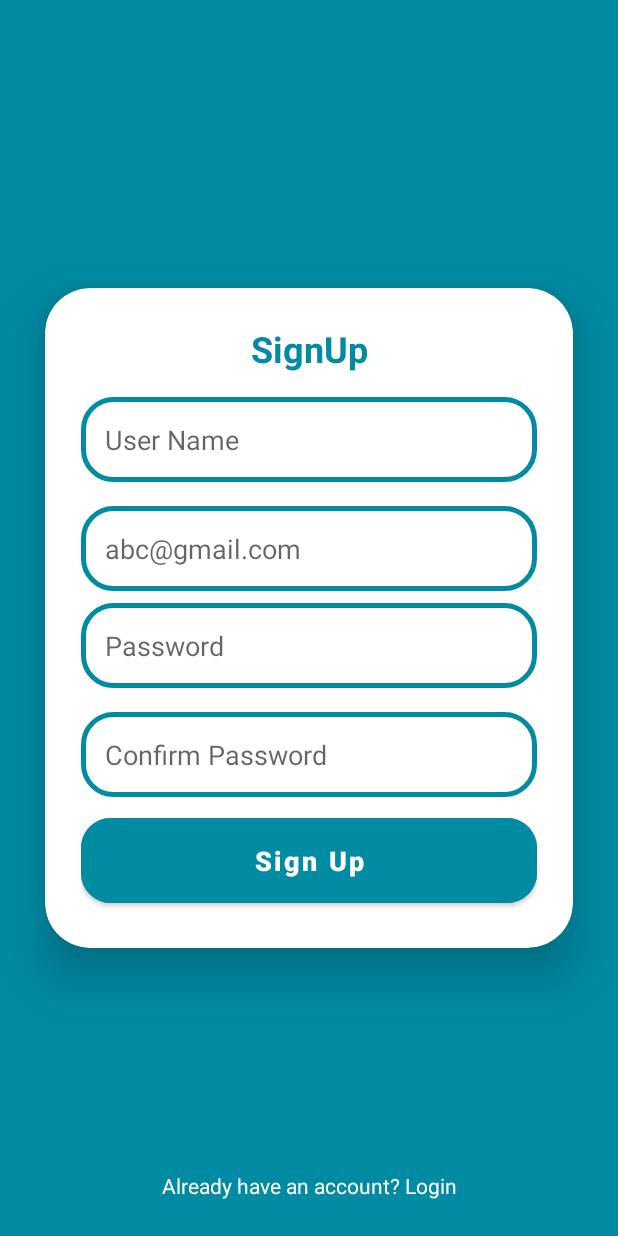
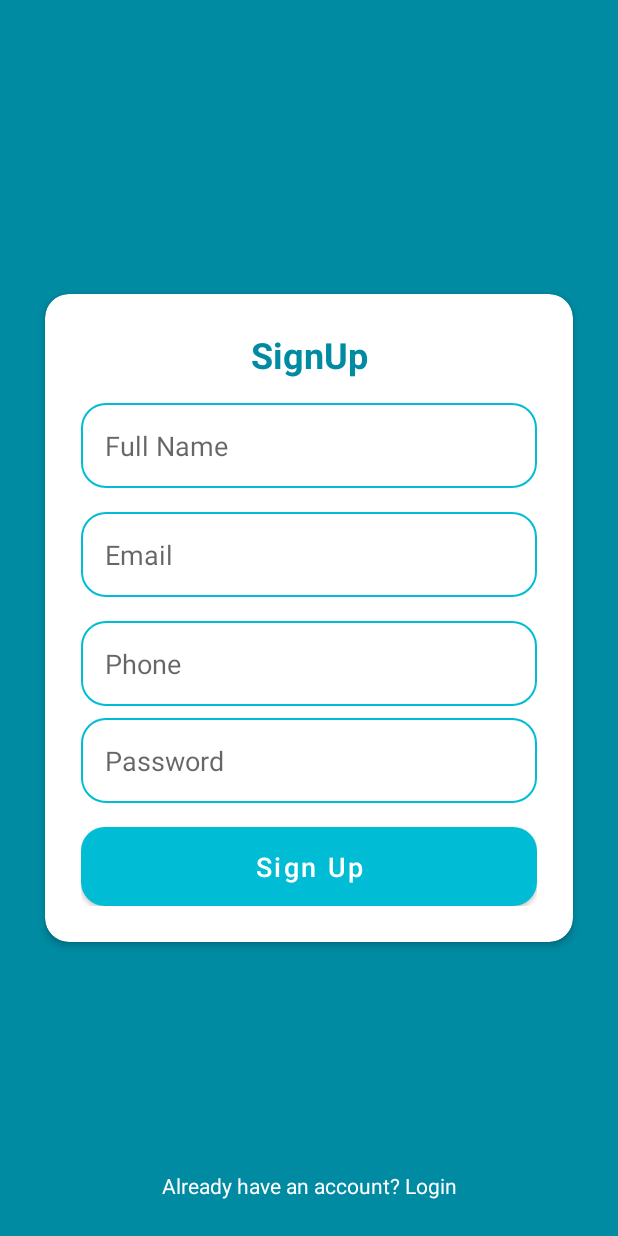
Before and after one commit to ProHussain/VaxCare, an Android app: the SignUpActivity screen opened directly, with no data from a screen before it, on a phone screen of 412 x 824 dp. Run offline under Robolectric (Android 15) with nearby library versions, the phone set to English and light mode, and no system bars; our stand-ins replace data binding.

Commit message:
Apply MVVM in LoginActivity and SignUpActivity

```diff
--- a/app/src/main/java/com/example/vaxcare/activities/SignUpActivity.java
+++ /dev/null
@@ -1,28 +0,0 @@
-package com.example.vaxcare.activities;
-
-import androidx.appcompat.app.AppCompatActivity;
-
-import android.content.Intent;
-import android.os.Bundle;
-import android.view.View;
-import android.widget.TextView;
-
-import com.example.vaxcare.R;
-import com.example.vaxcare.SplashActivity;
-
-public class SignUpActivity extends AppCompatActivity {
-    TextView login;
-    @Override
-    protected void onCreate(Bundle savedInstanceState) {
-        super.onCreate(savedInstanceState);
-        setContentView(R.layout.activity_sign_up);
-        login=findViewById(R.id.TvLogin);
-        login.setOnClickListener(new View.OnClickListener() {
-            @Override
-            public void onClick(View view) {
-                Intent intent = new Intent(SignUpActivity.this, LoginActivity.class);
-                startActivity(intent);
-            }
-        });
-    }
-}
--- a/app/src/main/java/com/example/vaxcare/activities/ForgotPasswordActivity.java
+++ b/app/src/main/java/com/example/vaxcare/common/activities/ForgotPasswordActivity.java
@@ -1,4 +1,4 @@
-package com.example.vaxcare.activities;
+package com.example.vaxcare.common.activities;
 
 import androidx.appcompat.app.AppCompatActivity;
 
@@ -8,6 +8,7 @@ import android.view.View;
 import android.widget.TextView;
 
 import com.example.vaxcare.R;
+import com.example.vaxcare.common.authentication.ui.LoginActivity;
 
 public class ForgotPasswordActivity extends AppCompatActivity {
     TextView back;
--- a/app/src/main/java/com/example/vaxcare/SplashActivity.java
+++ b/app/src/main/java/com/example/vaxcare/common/activities/SplashActivity.java
@@ -1,4 +1,4 @@
-package com.example.vaxcare;
+package com.example.vaxcare.common.activities;
 
 import androidx.appcompat.app.AppCompatActivity;
 
@@ -7,7 +7,8 @@ import android.content.Intent;
 import android.os.Bundle;
 import android.widget.ProgressBar;
 
-import com.example.vaxcare.activities.LoginActivity;
+import com.example.vaxcare.R;
+import com.example.vaxcare.common.authentication.ui.LoginActivity;
 
 @SuppressLint("CustomSplashScreen")
 public class SplashActivity extends AppCompatActivity {
--- /dev/null
+++ b/app/src/main/java/com/example/vaxcare/common/authentication/ui/SignUpActivity.java
@@ -0,0 +1,68 @@
+package com.example.vaxcare.common.authentication.ui;
+
+import androidx.appcompat.app.AppCompatActivity;
+import androidx.databinding.DataBindingUtil;
+import androidx.lifecycle.Observer;
+import androidx.lifecycle.ViewModelProvider;
+
+import android.content.Intent;
+import android.os.Bundle;
+import android.text.TextUtils;
+import android.util.Patterns;
+import android.view.View;
+import android.widget.TextView;
+import android.widget.Toast;
+
+import com.example.vaxcare.R;
+import com.example.vaxcare.common.authentication.model.User;
+import com.example.vaxcare.common.authentication.viewmodel.SignUpViewModel;
+import com.example.vaxcare.common.listener.ActivityFinisher;
+import com.example.vaxcare.databinding.ActivitySignUpBinding;
+
+public class SignUpActivity extends AppCompatActivity implements ActivityFinisher {
+    SignUpViewModel viewModel;
+    ActivitySignUpBinding binding;
+    @Override
+    protected void onCreate(Bundle savedInstanceState) {
+        super.onCreate(savedInstanceState);
+        viewModel = new ViewModelProvider(this).get(SignUpViewModel.class);
+        binding = DataBindingUtil.setContentView(this,R.layout.activity_sign_up);
+        binding.setLifecycleOwner(this);
+        binding.setViewModel(viewModel);
+        viewModel.getUserMutableLiveData().observe(this, new Observer<User>() {
+            @Override
+            public void onChanged(User user) {
+                onSignUp(user);
+            }
+        });
+    }
+
+    private void onSignUp(User user) {
+        if (TextUtils.isEmpty(user.getName())) {
+            binding.etUser.setError("Enter your Name");
+            binding.etUser.requestFocus();
+        } else if (TextUtils.isEmpty(user.getEmail())) {
+            binding.etEmail.setError("Enter an Email Address");
+            binding.etEmail.requestFocus();
+        } else if (!Patterns.EMAIL_ADDRESS.matcher(user.getEmail()).matches()) {
+            binding.etEmail.setError("Enter a valid Email Address");
+            binding.etEmail.requestFocus();
+        } else if (TextUtils.isEmpty(user.getPhoneNumber())) {
+            binding.etPhone.setError("Enter a Phone Number");
+            binding.etPhone.requestFocus();
+        } else if (!Patterns.PHONE.matcher(user.getPhoneNumber()).matches()) {
+            binding.etPhone.setError("Enter a valid Phone Number");
+            binding.etPhone.requestFocus();
+        } else if (user.getPassword().length() < 6) {
+            binding.etPassword.setError("Enter at least 6 digit Password");
+            binding.etPassword.requestFocus();
+        } else {
+            Toast.makeText(SignUpActivity.this, user.getEmail()+" "+user.getPassword(), Toast.LENGTH_SHORT).show();
+        }
+    }
+
+    @Override
+    public void onActivityFinish() {
+        finish();
+    }
+}
--- /dev/null
+++ b/app/src/main/java/com/example/vaxcare/common/authentication/viewmodel/SignUpViewModel.java
@@ -0,0 +1,37 @@
+package com.example.vaxcare.common.authentication.viewmodel;
+
+import android.content.Context;
+import android.content.Intent;
+import android.text.TextUtils;
+import android.view.View;
+
+import androidx.lifecycle.MutableLiveData;
+import androidx.lifecycle.ViewModel;
+
+import com.example.vaxcare.common.authentication.model.User;
+import com.example.vaxcare.common.authentication.ui.LoginActivity;
+import com.example.vaxcare.common.listener.ActivityFinisher;
+
+public class SignUpViewModel extends ViewModel {
+    public String name, email, password, phone;
+    public MutableLiveData<User> userMutableLiveData;
+    public ActivityFinisher finisher;
+
+    public MutableLiveData<User> getUserMutableLiveData() {
+        if (userMutableLiveData == null) {
+            userMutableLiveData = new MutableLiveData<User>();
+        }
+        return userMutableLiveData;
+    }
+
+    public void onSignUpClick(View view) {
+        User user = new User(name,email,password,phone);
+        userMutableLiveData.setValue(user);
+    }
+
+    public void onLoginClick(View view) {
+        Context context = view.getContext();
+        finisher = (ActivityFinisher) context;
+        finisher.onActivityFinish();
+    }
+}
--- /dev/null
+++ b/app/src/main/java/com/example/vaxcare/common/listener/ActivityFinisher.java
@@ -0,0 +1,5 @@
+package com.example.vaxcare.common.listener;
+
+public interface ActivityFinisher {
+    public void onActivityFinish();
+}
--- /dev/null
+++ b/app/src/main/res/drawable/btn_solid_bg.xml
@@ -0,0 +1,15 @@
+<?xml version="1.0" encoding="utf-8"?>
+<selector xmlns:android="http://schemas.android.com/apk/res/android">
+    <item android:state_pressed="true">
+        <shape>
+            <solid android:color="@color/primaryColor" />
+            <corners android:radius="16dp" />
+        </shape>
+    </item>
+    <item>
+        <shape>
+            <solid android:color="@color/primaryDarkColor" />
+            <corners android:radius="16dp" />
+        </shape>
+    </item>
+</selector>
--- a/app/src/main/res/drawable/card_bg.xml
+++ /dev/null
@@ -1,12 +0,0 @@
-<?xml version="1.0" encoding="utf-8"?>
-<shape xmlns:android="http://schemas.android.com/apk/res/android"
-    android:shape="rectangle">
-
-    <stroke
-        android:width="3dp"
-        android:color="@color/primaryDarkColor">
-    </stroke>
-
-    <corners
-        android:radius="20dp"/>
-</shape>
--- /dev/null
+++ b/app/src/main/res/drawable/et_stroke_bg.xml
@@ -0,0 +1,14 @@
+<?xml version="1.0" encoding="utf-8"?>
+<shape xmlns:android="http://schemas.android.com/apk/res/android"
+    android:shape="rectangle">
+    <solid android:color="@color/white" />
+    <stroke
+        android:width="1dp"
+        android:color="@color/primaryColor" />
+    <padding
+        android:bottom="16dp"
+        android:left="16dp"
+        android:right="16dp"
+        android:top="16dp" />
+    <corners android:radius="16dp" />
+</shape>
--- a/app/src/main/res/layout/activity_forgot_password.xml
+++ b/app/src/main/res/layout/activity_forgot_password.xml
@@ -39,7 +39,7 @@
                 android:layout_width="match_parent"
                 android:layout_height="wrap_content"
                 android:id="@+id/et_reset_email"
-                android:background="@drawable/card_bg"
+                android:background="@drawable/et_stroke_bg"
                 android:drawablePadding="8dp"
                 android:hint="abc@gmail.com"
                 android:padding="16dp"
--- a/app/src/main/res/layout/activity_sign_up.xml
+++ b/app/src/main/res/layout/activity_sign_up.xml
@@ -1,9 +1,17 @@
 <?xml version="1.0" encoding="utf-8"?>
-<androidx.constraintlayout.widget.ConstraintLayout xmlns:android="http://schemas.android.com/apk/res/android"
+<layout xmlns:android="http://schemas.android.com/apk/res/android"
+    xmlns:app="http://schemas.android.com/apk/res-auto">
+
+    <data>
+        <variable
+            name="viewModel"
+            type="com.example.vaxcare.common.authentication.viewmodel.SignUpViewModel" />
+    </data>
+
+    <androidx.constraintlayout.widget.ConstraintLayout
         android:layout_width="match_parent"
-    xmlns:app="http://schemas.android.com/apk/res-auto"
-    android:background="@color/primaryDarkColor"
-    android:layout_height="match_parent">
+        android:layout_height="match_parent"
+        android:background="@color/primaryDarkColor">
 
         <androidx.cardview.widget.CardView
             android:id="@+id/cardTop"
@@ -13,98 +21,105 @@
             android:layout_marginStart="30dp"
             android:layout_marginEnd="30dp"
             android:backgroundTint="@color/white"
-        app:cardCornerRadius="30dp"
-        app:cardElevation="20dp"
+            app:cardCornerRadius="16dp"
+            app:cardElevation="3dp"
             app:layout_constraintBottom_toBottomOf="parent"
             app:layout_constraintEnd_toEndOf="parent"
             app:layout_constraintStart_toStartOf="parent"
             app:layout_constraintTop_toTopOf="parent">
+
             <LinearLayout
                 android:layout_width="match_parent"
                 android:layout_height="wrap_content"
+                android:layout_gravity="center_horizontal"
                 android:orientation="vertical"
-            android:layout_gravity="center_horizontal"
                 android:padding="24dp">
 
                 <TextView
+                    android:id="@+id/TvSignUpText"
                     android:layout_width="match_parent"
                     android:layout_height="wrap_content"
                     android:text="SignUp"
-                android:id="@+id/TvSignUpText"
+                    android:textAlignment="center"
+                    android:textColor="@color/primaryDarkColor"
                     android:textSize="24sp"
-                android:textAlignment="center"
-                android:textStyle="bold"
-                android:textColor="@color/primaryDarkColor"
-                />
+                    android:textStyle="bold" />
+
                 <EditText
+                    android:id="@+id/et_user"
                     android:layout_width="match_parent"
                     android:layout_height="wrap_content"
-                android:id="@+id/et_user"
-                android:background="@drawable/card_bg"
+                    android:layout_marginTop="16dp"
+                    android:background="@drawable/et_stroke_bg"
                     android:drawablePadding="8dp"
-                android:hint="User Name"
-                android:padding="16dp"
-                android:textColor="@color/black"
-                android:layout_marginTop="16dp" />
+                    android:hint="Full Name"
+                    android:text="@={viewModel.name}"
+                    android:textColor="@color/black" />
+
                 <EditText
+                    android:id="@+id/et_email"
                     android:layout_width="match_parent"
                     android:layout_height="wrap_content"
-                android:id="@+id/et_email"
-                android:background="@drawable/card_bg"
+                    android:layout_marginTop="16dp"
+                    android:background="@drawable/et_stroke_bg"
                     android:drawablePadding="8dp"
-                android:hint="abc@gmail.com"
-                android:padding="16dp"
-                android:textColor="@color/black"
-                android:layout_marginTop="16dp" />
+                    android:hint="Email"
+                    android:text="@={viewModel.email}"
+                    android:textColor="@color/black" />
+
                 <EditText
+                    android:id="@+id/et_phone"
                     android:layout_width="match_parent"
                     android:layout_height="wrap_content"
+                    android:layout_marginTop="16dp"
+                    android:background="@drawable/et_stroke_bg"
+                    android:drawablePadding="8dp"
+                    android:hint="Phone"
+                    android:text="@={viewModel.phone}"
+                    android:textColor="@color/black" />
+
+                <EditText
                     android:id="@+id/et_password"
-                android:background="@drawable/card_bg"
+                    android:layout_width="match_parent"
+                    android:layout_height="wrap_content"
+                    android:layout_marginTop="8dp"
+                    android:background="@drawable/et_stroke_bg"
                     android:drawablePadding="8dp"
                     android:hint="Password"
-                android:padding="16dp"
+                    android:text="@={viewModel.password}"
                     android:inputType="textPassword"
-                android:textColor="@color/black"
-                android:layout_marginTop="8dp"/>
-            <EditText
+                    android:textColor="@color/black" />
+
+                <Button
+                    android:id="@+id/btn_signUp"
                     android:layout_width="match_parent"
                     android:layout_height="wrap_content"
-                android:id="@+id/et_confirm"
-                android:background="@drawable/card_bg"
-                android:drawablePadding="8dp"
-                android:hint="Confirm Password"
-                android:padding="16dp"
-                android:textColor="@color/black"
-                android:layout_marginTop="16dp" />
-            <Button
-                android:layout_width="match_parent"
-                android:layout_height="wrap_content"
-                android:id="@+id/btn_signUp"
-                android:padding="16dp"
+                    android:layout_marginTop="16dp"
+                    android:background="@drawable/btn_solid_bg"
+                    android:padding="8dp"
                     android:text="Sign Up"
+                    android:onClick="@{(v) -> viewModel.onSignUpClick(v)}"
+                    android:textAllCaps="false"
                     android:textColor="@color/white"
-                android:textStyle="bold"
-                android:textAllCaps="false"
-                android:textSize="18sp"
-                android:layout_marginTop="8dp"
-                android:backgroundTint="@color/primaryDarkColor"
-                app:cornerRadius = "20dp"/>
+                    android:textSize="18sp" />
             </LinearLayout>
 
         </androidx.cardview.widget.CardView>
+
         <TextView
+            android:id="@+id/tvLogin"
             android:layout_width="wrap_content"
             android:layout_height="wrap_content"
+            android:layout_marginBottom="16dp"
             android:padding="8dp"
             android:text="Already have an account? Login"
+            android:textAlignment="center"
+            android:textColor="@color/white"
+            android:textSize="14sp"
+            android:onClick="@{(v) -> viewModel.onLoginClick(v)}"
             app:layout_constraintBottom_toBottomOf="parent"
-        app:layout_constraintStart_toStartOf="parent"
             app:layout_constraintEnd_toEndOf="parent"
-        android:textSize="14sp"
-        android:textAlignment="center"
-        android:id="@+id/TvLogin"
-        android:textColor="@color/white"
-        android:layout_marginBottom="16dp"/>
+            app:layout_constraintStart_toStartOf="parent" />
 
     </androidx.constraintlayout.widget.ConstraintLayout>
+</layout>
--- a/app/src/main/res/layout/activity_splash.xml
+++ b/app/src/main/res/layout/activity_splash.xml
@@ -4,7 +4,7 @@
     xmlns:tools="http://schemas.android.com/tools"
     android:layout_width="match_parent"
     android:layout_height="match_parent"
-    tools:context=".SplashActivity">
+    tools:context=".common.activities.SplashActivity">
 
     <com.airbnb.lottie.LottieAnimationView
         android:id="@+id/lottie_main"
```
Also changed, not shown: app/build.gradle (+7 -1 lines), app/src/main/AndroidManifest.xml (+4 -4 lines), app/src/main/java/com/example/vaxcare/activities/LoginActivity.java (deleted, +0 -37 lines), app/src/main/java/com/example/vaxcare/common/authentication/model/User.java (added, +69 -0 lines), app/src/main/java/com/example/vaxcare/common/authentication/ui/LoginActivity.java (added, +46 -0 lines), app/src/main/java/com/example/vaxcare/common/authentication/viewmodel/LoginViewModel.java (added, +41 -0 lines), app/src/main/res/layout/actvity_login.xml (+60 -46 lines). Lines whose indentation alone changed are shown as unchanged.
